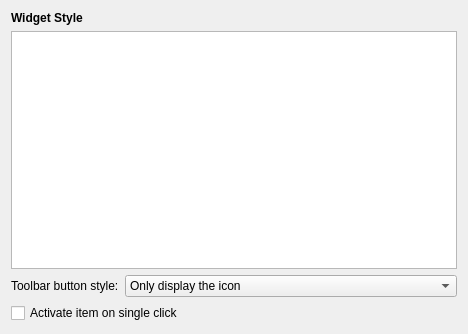
First picture: the form in lxqt-config-appearance/styleconfig.ui, repository lxqt/lxqt-config, before the edit.
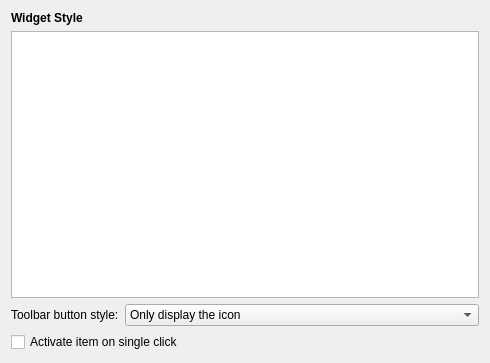
Second picture: the form after the edit.

Commit message: Fix bugs in font configurations

```diff
--- a/lxqt-config-appearance/styleconfig.ui
+++ b/lxqt-config-appearance/styleconfig.ui
@@ -6,58 +6,35 @@
    <rect>
     <x>0</x>
     <y>0</y>
-    <width>468</width>
-    <height>334</height>
+    <width>490</width>
+    <height>363</height>
    </rect>
   </property>
   <layout class="QFormLayout" name="formLayout">
-   <item row="3" column="0">
-    <widget class="QLabel" name="label_2">
+   <item row="0" column="0">
+    <widget class="QLabel" name="label">
+     <property name="font">
+      <font>
+       <weight>75</weight>
+       <bold>true</bold>
+      </font>
+     </property>
      <property name="text">
-      <string>Toolbar button style:</string>
+      <string>Widget Style</string>
      </property>
     </widget>
    </item>
-   <item row="3" column="1">
-    <widget class="QComboBox" name="toolButtonStyle">
-     <item>
-      <property name="text">
-       <string>Only display the icon</string>
-      </property>
-     </item>
-     <item>
-      <property name="text">
-       <string>Only display the text</string>
-      </property>
-     </item>
-     <item>
-      <property name="text">
-       <string>The text appears beside the icon</string>
-      </property>
-     </item>
-     <item>
-      <property name="text">
-       <string>The text appears under the icon</string>
-      </property>
-     </item>
-     <item>
-      <property name="text">
-       <string>Default</string>
-      </property>
-     </item>
-    </widget>
-   </item>
    <item row="1" column="0" colspan="2">
     <widget class="QTreeWidget" name="styleList">
+     <property name="sizePolicy">
+      <sizepolicy hsizetype="Expanding" vsizetype="Expanding">
+       <horstretch>0</horstretch>
+       <verstretch>1</verstretch>
+      </sizepolicy>
+     </property>
      <property name="alternatingRowColors">
       <bool>true</bool>
      </property>
-     <property name="iconSize">
-      <size>
-       <width>100</width>
-       <height>32</height>
-      </size>
-     </property>
      <property name="rootIsDecorated">
       <bool>false</bool>
      </property>
@@ -74,20 +51,43 @@
      </column>
     </widget>
    </item>
-   <item row="0" column="0" colspan="2">
-    <widget class="QLabel" name="label">
-     <property name="font">
-      <font>
-       <weight>75</weight>
-       <bold>true</bold>
-      </font>
-     </property>
+   <item row="2" column="0">
+    <widget class="QLabel" name="label_2">
      <property name="text">
-      <string>Widget Style</string>
+      <string>Toolbar button style:</string>
      </property>
     </widget>
    </item>
-   <item row="4" column="0" colspan="2">
+   <item row="2" column="1">
+    <widget class="QComboBox" name="toolButtonStyle">
+     <item>
+      <property name="text">
+       <string>Only display the icon</string>
+      </property>
+     </item>
+     <item>
+      <property name="text">
+       <string>Only display the text</string>
+      </property>
+     </item>
+     <item>
+      <property name="text">
+       <string>The text appears beside the icon</string>
+      </property>
+     </item>
+     <item>
+      <property name="text">
+       <string>The text appears under the icon</string>
+      </property>
+     </item>
+     <item>
+      <property name="text">
+       <string>Default</string>
+      </property>
+     </item>
+    </widget>
+   </item>
+   <item row="3" column="0" colspan="2">
     <widget class="QCheckBox" name="singleClickActivate">
      <property name="text">
       <string>Activate item on single click</string>
```
Left out of the diff: 3 changed lines with no effect on the pictures. The commit also changes 1 other file.
